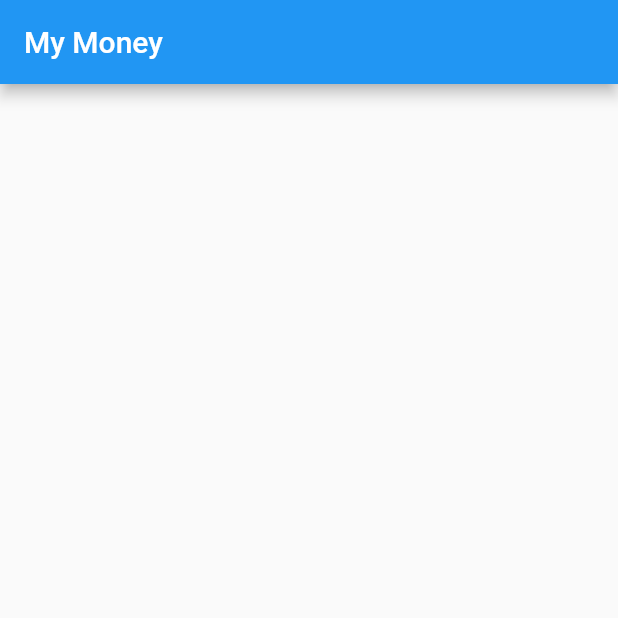
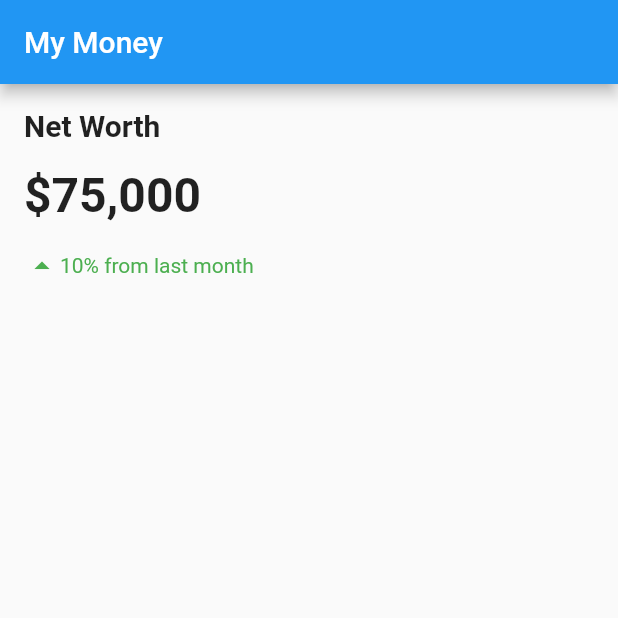
Before and after one commit to psvehla/digital_banking, a Flutter app: the screen it shows after launch, on a phone screen of 412 x 824 dp, the top half of it. Run offline on Flutter 3.47's test engine with Material 2 defaults, Android fonts, the phone set to English and light mode, and no system bars.

Commit message:
Added NetWorth widget.
As generated by ChatGPT + const constructor from me to get it to build.

```diff
--- a/lib/dashboard.dart
+++ b/lib/dashboard.dart
@@ -1,3 +1,4 @@
+import 'package:digital_banking/networth.dart';
 import 'package:flutter/material.dart';
 
 class Dashboard extends StatelessWidget {
@@ -25,16 +26,6 @@ class Dashboard extends StatelessWidget {
         ],
       ),
     );
-  }
-}
-
-class NetWorth extends StatelessWidget {
-  const NetWorth({super.key});
-
-  @override
-  Widget build(BuildContext context) {
-    // TODO: Implement NetWorth widget UI.
-    return Container();
   }
 }
 
--- /dev/null
+++ b/lib/networth.dart
@@ -0,0 +1,42 @@
+import 'package:flutter/material.dart';
+
+class NetWorth extends StatelessWidget {
+  const NetWorth({super.key});
+
+  @override
+  Widget build(BuildContext context) {
+    return Container(
+      padding: EdgeInsets.all(16),
+      child: Column(
+        crossAxisAlignment: CrossAxisAlignment.start,
+        children: [
+          Text(
+            'Net Worth',
+            style: TextStyle(
+              fontSize: 20,
+              fontWeight: FontWeight.bold,
+            ),
+          ),
+          SizedBox(height: 16),
+          Text(
+            '\$75,000',
+            style: TextStyle(
+              fontSize: 32,
+              fontWeight: FontWeight.bold,
+            ),
+          ),
+          SizedBox(height: 16),
+          Row(
+            children: [
+              Icon(Icons.arrow_drop_up, color: Colors.green),
+              Text(
+                '10% from last month',
+                style: TextStyle(color: Colors.green),
+              ),
+            ],
+          ),
+        ],
+      ),
+    );
+  }
+}
```
